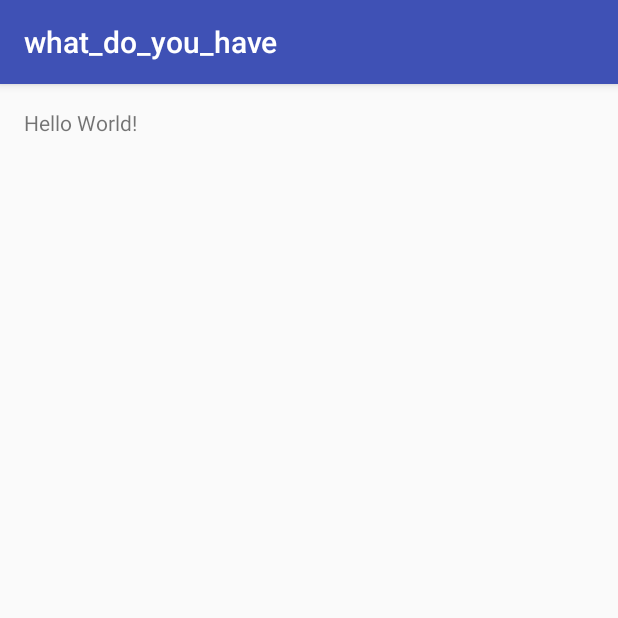
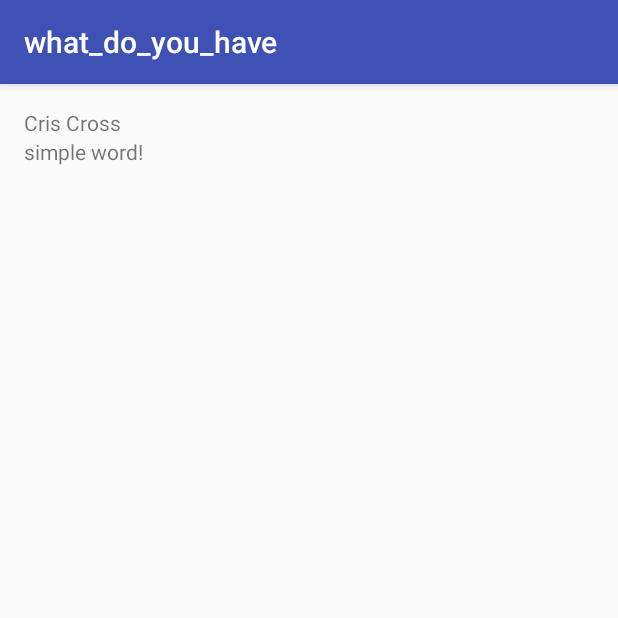
Before and after one commit to alexTraining2016/what_do_you_have, an Android app: the screen it shows after launch (MainActivity), on a phone screen of 412 x 824 dp, the top half of it. Run offline under Robolectric (Android 15) with nearby library versions, the phone set to English and light mode, and no system bars.

Commit message:
create conflict

```diff
--- a/what_do_you_have/app/src/main/res/layout/activity_main.xml
+++ b/what_do_you_have/app/src/main/res/layout/activity_main.xml
@@ -1,9 +1,10 @@
 <?xml version="1.0" encoding="utf-8"?>
-<RelativeLayout xmlns:android="http://schemas.android.com/apk/res/android"
+<LinearLayout xmlns:android="http://schemas.android.com/apk/res/android"
     xmlns:tools="http://schemas.android.com/tools"
     android:id="@+id/activity_main"
     android:layout_width="match_parent"
     android:layout_height="match_parent"
+    android:orientation="vertical"
     android:paddingBottom="@dimen/activity_vertical_margin"
     android:paddingLeft="@dimen/activity_horizontal_margin"
     android:paddingRight="@dimen/activity_horizontal_margin"
@@ -11,7 +12,13 @@
     tools:context="comalexpolyanskyi.github.what_do_you_have.MainActivity">
 
     <TextView
+        android:id="@+id/user_name"
         android:layout_width="wrap_content"
         android:layout_height="wrap_content"
-        android:text="Hello World!" />
-</RelativeLayout>
+        android:text="Cris Cross" />
+    <TextView
+        android:id="@+id/descriprion"
+        android:layout_width="wrap_content"
+        android:layout_height="wrap_content"
+        android:text="simple word!" />
+</LinearLayout>
```
